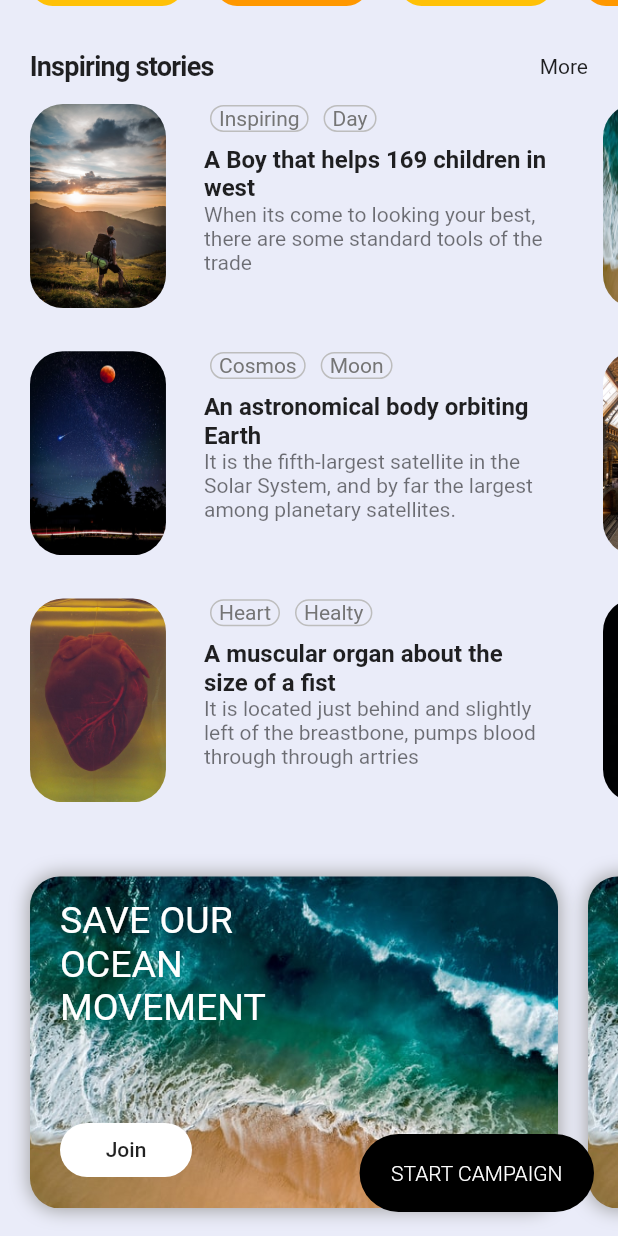
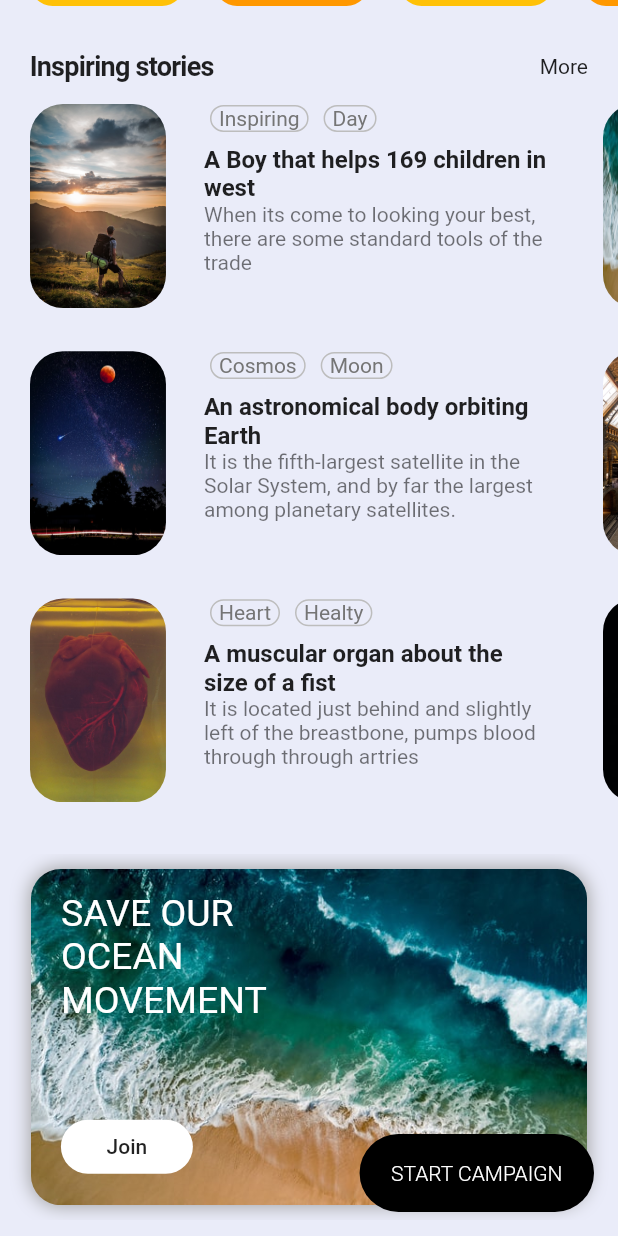
Before and after one commit to Devang2010/fd_app, a Flutter app: the screen it shows after launch, scrolled down 576 dp, on a phone screen of 412 x 824 dp. Run offline on Flutter 3.47's test engine with Material 2 defaults, Android fonts, the phone set to English and light mode, and no system bars; our stand-ins replace flutter_svg, flutter_swiper, font_awesome_flutter.

Commit message:
all changes done

```diff
--- a/lib/screens/home/components/eventcard.dart
+++ b/lib/screens/home/components/eventcard.dart
@@ -1,4 +1,5 @@
 import 'package:flutter/material.dart';
+import 'package:flutter_swiper/flutter_swiper.dart';
 
 class EventCard extends StatelessWidget {
   const EventCard({
@@ -9,12 +10,18 @@ class EventCard extends StatelessWidget {
   Widget build(BuildContext context) {
     Size size = MediaQuery.of(context).size;
     return Container(
-      height: size.width * 0.61,
-      child: ListView.builder(
+      height: size.width * 0.68,
+      child: Swiper(
+        itemCount: 3,
+        loop: false,
+        viewportFraction: 0.9,
+        scale: 0.2,
+        outer: true,
         scrollDirection: Axis.horizontal,
-        padding: EdgeInsets.symmetric(vertical: 5.0),
-        itemCount: 3,
-        itemBuilder: (BuildContext context, int index) {
+        pagination: SwiperPagination(
+          alignment: Alignment.bottomCenter,
+        ),
+        itemBuilder: (context, index) {
           return BuildCard();
         },
       ),
@@ -33,7 +40,7 @@ class BuildCard extends StatelessWidget {
     return Container(
       // height: size.width * 0.2,
       width: size.width - 60,
-      margin: EdgeInsets.only(left: 20.0, top: 10.0, bottom: 10.0),
+      margin: EdgeInsets.only(left: 0.0, top: 10.0, bottom: 10.0),
       padding: EdgeInsets.symmetric(horizontal: 20.0, vertical: 15.0),
       decoration: BoxDecoration(
         image: DecorationImage(
--- a/pubspec.yaml
+++ b/pubspec.yaml
@@ -28,6 +28,7 @@ dependencies:
   liquid_swipe: ^1.4.3
   flutter_svg:
   font_awesome_flutter: ^8.8.1
+  flutter_swiper: ^1.1.6
 
 
   # The following adds the Cupertino Icons font to your application.
```
Also changed, not shown: lib/screens/home/components/quotecard.dart (+6 -6 lines), assets/images/quotmark.png (added), pubspec.lock.
